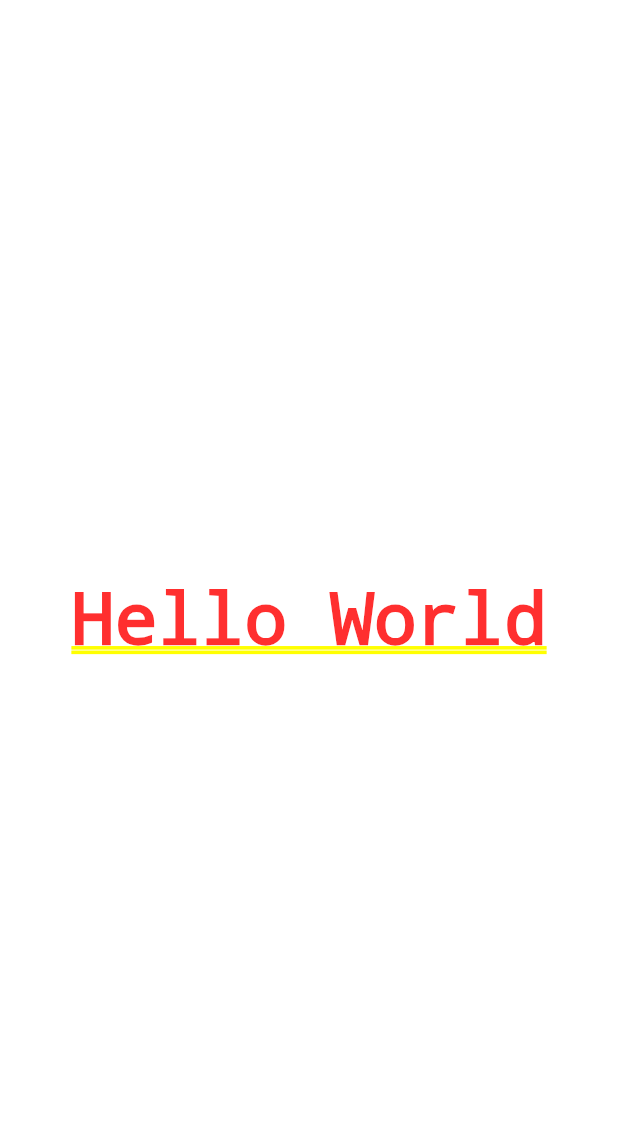
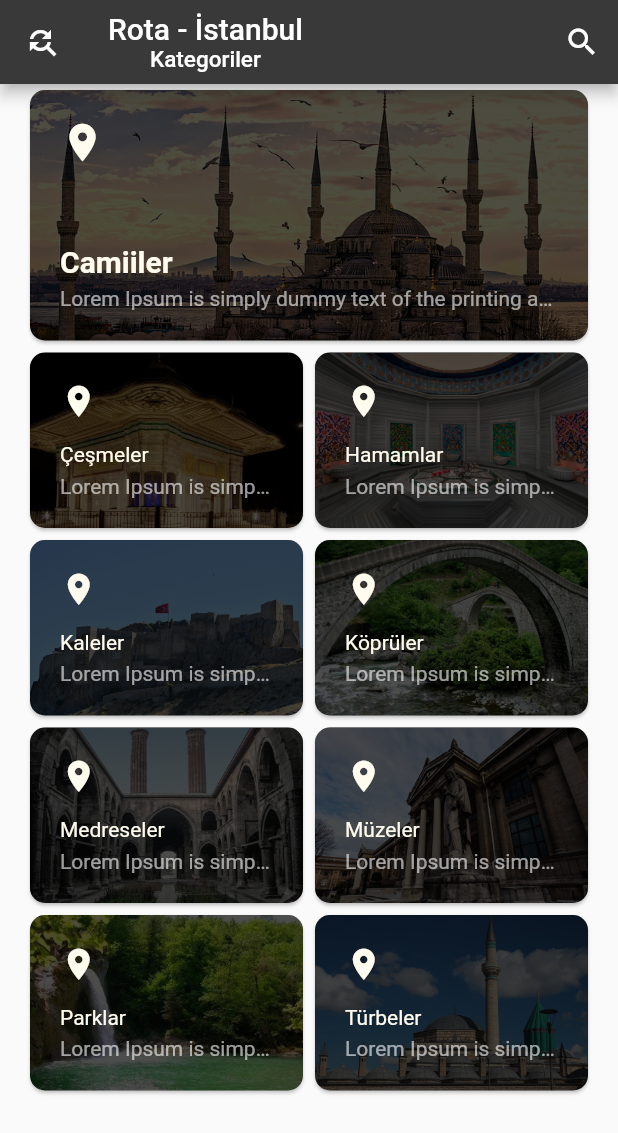
Before and after one commit to MehmetNurKavan/Tarih-stanbul, a Flutter app: the screen it shows after launch, on a phone screen of 412 x 824 dp. Shown: the top 1133 px of the screen. Run offline on Flutter 3.47's test engine with Material 2 defaults, Android fonts, the phone set to English and light mode, and no system bars.

Commit message:
initial commit

```diff
--- /dev/null
+++ b/lib/constants/colors.dart
@@ -0,0 +1,8 @@
+import 'package:flutter/material.dart';
+
+class RouteColors {
+  static const Color light = Color.fromRGBO(255, 252, 239, 1);
+  static const Color green = Color.fromRGBO(210, 235, 205, 1);
+  static const Color red = Color.fromRGBO(255, 127, 91, 1);
+  static const Color dark = Color.fromRGBO(57, 57, 57, 1);
+}
--- /dev/null
+++ b/lib/data/category.dart
@@ -0,0 +1,7 @@
+class Category {
+  Category(this.id, this.name, this.image, this.description);
+  late int id;
+  late String name;
+  late String image;
+  late String description;
+}
--- /dev/null
+++ b/lib/factory/CategoryModelFactory.dart
@@ -0,0 +1,31 @@
+import '../data/category.dart';
+import '../model/CategoryModel.dart';
+
+class CategoryModelFactory {
+  static CategoryModel prepareCategoryModel() {
+    var model = new CategoryModel();
+
+    model.CityName = "İstanbul";
+
+    model.categories.add(Category(1, "Camiiler", "camii",
+        "Lorem Ipsum is simply dummy text of the printing and typesetting industry. Lorem Ipsum has been the industry's standard dummy text ever since the 1500s, when an unknown printer took a galley of type and scrambled it to make a type specimen book."));
+    model.categories.add(Category(2, "Çeşmeler", "cesme",
+        "Lorem Ipsum is simply dummy text of the printing and typesetting industry. Lorem Ipsum has been the industry's standard dummy text ever since the 1500s, when an unknown printer took a galley of type and scrambled it to make a type specimen book."));
+    model.categories.add(Category(3, "Hamamlar", "hamam",
+        "Lorem Ipsum is simply dummy text of the printing and typesetting industry. Lorem Ipsum has been the industry's standard dummy text ever since the 1500s, when an unknown printer took a galley of type and scrambled it to make a type specimen book."));
+    model.categories.add(Category(4, "Kaleler", "kale",
+        "Lorem Ipsum is simply dummy text of the printing and typesetting industry. Lorem Ipsum has been the industry's standard dummy text ever since the 1500s, when an unknown printer took a galley of type and scrambled it to make a type specimen book."));
+    model.categories.add(Category(5, "Köprüler", "kopru",
+        "Lorem Ipsum is simply dummy text of the printing and typesetting industry. Lorem Ipsum has been the industry's standard dummy text ever since the 1500s, when an unknown printer took a galley of type and scrambled it to make a type specimen book."));
+    model.categories.add(Category(6, "Medreseler", "medrese",
+        "Lorem Ipsum is simply dummy text of the printing and typesetting industry. Lorem Ipsum has been the industry's standard dummy text ever since the 1500s, when an unknown printer took a galley of type and scrambled it to make a type specimen book."));
+    model.categories.add(Category(7, "Müzeler", "muze",
+        "Lorem Ipsum is simply dummy text of the printing and typesetting industry. Lorem Ipsum has been the industry's standard dummy text ever since the 1500s, when an unknown printer took a galley of type and scrambled it to make a type specimen book."));
+    model.categories.add(Category(8, "Parklar", "park",
+        "Lorem Ipsum is simply dummy text of the printing and typesetting industry. Lorem Ipsum has been the industry's standard dummy text ever since the 1500s, when an unknown printer took a galley of type and scrambled it to make a type specimen book."));
+    model.categories.add(Category(9, "Türbeler", "turbe",
+        "Lorem Ipsum is simply dummy text of the printing and typesetting industry. Lorem Ipsum has been the industry's standard dummy text ever since the 1500s, when an unknown printer took a galley of type and scrambled it to make a type specimen book."));
+
+    return model;
+  }
+}
--- a/lib/main.dart
+++ b/lib/main.dart
@@ -1,4 +1,5 @@
 import 'package:flutter/material.dart';
+import 'package:flutter_development/view/categories/categories.dart';
 
 void main() {
   runApp(const MyApp());
@@ -12,10 +13,8 @@ class MyApp extends StatelessWidget {
   Widget build(BuildContext context) {
     return MaterialApp(
       title: 'Flutter Demo',
-      theme: ThemeData.dark(),
-      home: const Center(
-        child: Text('Hello World'),
-      ),
+      theme: ThemeData(),
+      home: Categories(),
     );
   }
 }
--- /dev/null
+++ b/lib/model/CategoryModel.dart
@@ -0,0 +1,6 @@
+import 'package:flutter_development/data/category.dart';
+
+class CategoryModel {
+  late String CityName = "";
+  late List<Category> categories = [];
+}
--- /dev/null
+++ b/lib/view/categories/categories.dart
@@ -0,0 +1,80 @@
+import 'package:flutter/material.dart';
+import 'package:flutter_development/view/shared/components/cards.dart';
+
+import '../../constants/colors.dart';
+import '../../data/category.dart';
+import '../../factory/CategoryModelFactory.dart';
+
+class Categories extends StatefulWidget {
+  const Categories({Key? key}) : super(key: key);
+
+  @override
+  State<Categories> createState() => _CategoriesState();
+}
+
+class _CategoriesState extends State<Categories> {
+  var model = CategoryModelFactory.prepareCategoryModel();
+
+  @override
+  Widget build(BuildContext context) {
+    return Scaffold(
+      appBar: AppBar(
+        leading: IconButton(
+          icon: Icon(Icons.find_replace_outlined),
+          onPressed: () {},
+        ),
+        actions: [
+          IconButton(
+            icon: Icon(Icons.search),
+            onPressed: () {},
+          ),
+        ],
+        backgroundColor: RouteColors.dark,
+        title: Column(
+          children: [
+            Text('Rota - ' + model.CityName),
+            Text(
+              "Kategoriler",
+              style: TextStyle(fontSize: 15),
+            ),
+          ],
+        ),
+      ),
+      body: Container(
+        child: ListView(physics: ClampingScrollPhysics(), children: <Widget>[
+          Container(
+            child: Column(
+              children: createCategoryList(model.categories),
+            ),
+          ),
+        ]), //ListView
+      ), //Container
+    );
+  }
+}
+
+List<Widget> createCategoryList(List<Category> items) {
+  List<Widget> list = [];
+
+  for (var i = 0; i < items.length; i++) {
+    var remainingItems = items.length - i;
+    var item = items[i];
+    var nextItem = items[i + 1];
+    if (i == 0) {
+      list.add(CardLg(
+        category: item,
+      ));
+    } else {
+      if (remainingItems == 1) {
+        list.add(CardLg(
+          category: item,
+        ));
+      } else {
+        list.add(CardSm(first_category: item, second_category: nextItem));
+        ++i;
+      }
+    }
+  }
+
+  return list;
+}
--- /dev/null
+++ b/lib/view/shared/components/cards.dart
@@ -0,0 +1,190 @@
+import 'package:flutter/material.dart';
+import 'package:flutter_development/constants/colors.dart';
+import 'package:flutter_development/data/category.dart';
+
+Widget _cardSm(String title, String spots, icon, String img) {
+  return GestureDetector(
+    onLongPress: () => CardLongPress,
+    child: Card(
+      shape: RoundedRectangleBorder(borderRadius: BorderRadius.circular(10)),
+      child: Container(
+        decoration: BoxDecoration(
+            color: Colors.black,
+            borderRadius: BorderRadius.circular(10.0),
+            image: DecorationImage(
+              image: AssetImage('assets/images/$img.jpg'),
+              colorFilter: ColorFilter.mode(
+                  Colors.black.withOpacity(0.3), BlendMode.dstATop),
+              fit: BoxFit.cover,
+            )),
+        child: Padding(
+          padding: const EdgeInsets.all(20.0),
+          child: Column(
+            crossAxisAlignment: CrossAxisAlignment.start,
+            mainAxisAlignment: MainAxisAlignment.spaceBetween,
+            children: [
+              Icon(
+                icon,
+                size: 25,
+                color: RouteColors.light,
+              ),
+              Column(
+                crossAxisAlignment: CrossAxisAlignment.start,
+                children: [
+                  Text(
+                    title,
+                    style: TextStyle(color: RouteColors.light),
+                  ),
+                  SizedBox(
+                    height: 5,
+                  ),
+                  Text(spots,
+                      overflow: TextOverflow.ellipsis,
+                      style: TextStyle(color: Colors.white.withOpacity(0.6)))
+                ],
+              ),
+            ],
+          ),
+        ),
+      ),
+    ),
+  );
+}
+
+Widget _cardLg(String title, String spots, icon, String img) {
+  return GestureDetector(
+    onLongPress: () => CardLongPress,
+    child: Card(
+      shape: RoundedRectangleBorder(borderRadius: BorderRadius.circular(10)),
+      child: Container(
+        decoration: BoxDecoration(
+            color: Colors.black,
+            borderRadius: BorderRadius.circular(10.0),
+            image: DecorationImage(
+              image: AssetImage('assets/images/$img.jpg'),
+              colorFilter: ColorFilter.mode(
+                  Colors.black.withOpacity(0.3), BlendMode.dstATop),
+              fit: BoxFit.cover,
+            )),
+        child: Padding(
+          padding: const EdgeInsets.all(20.0),
+          child: Column(
+            crossAxisAlignment: CrossAxisAlignment.start,
+            mainAxisAlignment: MainAxisAlignment.spaceBetween,
+            children: [
+              Icon(
+                icon,
+                size: 30,
+                color: RouteColors.light,
+              ),
+              Column(
+                crossAxisAlignment: CrossAxisAlignment.start,
+                children: [
+                  Text(
+                    title,
+                    style: TextStyle(
+                        color: RouteColors.light,
+                        fontSize: 20,
+                        fontWeight: FontWeight.bold),
+                  ),
+                  SizedBox(
+                    height: 5,
+                  ),
+                  Text(spots,
+                      overflow: TextOverflow.ellipsis,
+                      style: TextStyle(color: Colors.white.withOpacity(0.6)))
+                ],
+              ),
+            ],
+          ),
+        ),
+      ),
+    ),
+  );
+}
+
+class CardLg extends StatefulWidget {
+  late Category category;
+  CardLg({
+    Key? key,
+    required this.category,
+  }) : super(key: key);
+
+  @override
+  State<CardLg> createState() => _CardLgState();
+}
+
+class _CardLgState extends State<CardLg> {
+  @override
+  Widget build(BuildContext context) {
+    return Row(
+      mainAxisAlignment: MainAxisAlignment.center,
+      children: <Widget>[
+        Container(
+            height: 175.0,
+            width: MediaQuery.of(context).size.width,
+            child: Padding(
+              padding: const EdgeInsets.only(left: 16, right: 16),
+              child: InkWell(
+                onTap: () {},
+                child: _cardLg(
+                    widget.category.name,
+                    widget.category.description,
+                    Icons.location_on,
+                    widget.category.image),
+              ),
+            )),
+      ],
+    );
+  }
+}
+
+class CardSm extends StatefulWidget {
+  late Category first_category;
+  late Category second_category;
+
+  CardSm({
+    Key? key,
+    required this.first_category,
+    required this.second_category,
+  }) : super(key: key);
+
+  @override
+  State<CardSm> createState() => _CardSmState();
+}
+
+class _CardSmState extends State<CardSm> {
+  @override
+  Widget build(BuildContext context) {
+    return Row(mainAxisAlignment: MainAxisAlignment.center, children: <Widget>[
+      Column(children: <Widget>[
+        Container(
+            height: 125.0,
+            width: MediaQuery.of(context).size.width * .5,
+            child: Padding(
+              padding: const EdgeInsets.only(left: 16),
+              child: _cardSm(
+                  widget.first_category.name,
+                  widget.first_category.description,
+                  Icons.location_on,
+                  widget.first_category.image),
+            )),
+      ]),
+      Column(children: <Widget>[
+        Container(
+            height: 125.0,
+            width: MediaQuery.of(context).size.width * .5,
+            child: Padding(
+              padding: const EdgeInsets.only(right: 16),
+              child: _cardSm(
+                  widget.second_category.name,
+                  widget.second_category.description,
+                  Icons.location_on,
+                  widget.second_category.image),
+            )),
+      ])
+    ]);
+  }
+}
+
+void CardLongPress() {}
--- /dev/null
+++ b/lib/view/shared/routeAppBar.dart
@@ -0,0 +1,22 @@
+import 'package:flutter/material.dart';
+
+import '../../model/CategoryModel.dart';
+
+class routeAppBar extends StatelessWidget implements PreferredSizeWidget {
+  const routeAppBar({
+    Key? key,
+    required this.model,
+  }) : super(key: key);
+
+  final CategoryModel model;
+
+  @override
+  Widget build(BuildContext context) {
+    return AppBar(
+      title: Text('Rota - ' + model.CityName),
+    );
+  }
+
+  @override
+  Size get preferredSize => throw UnimplementedError();
+}
--- a/pubspec.yaml
+++ b/pubspec.yaml
@@ -58,9 +58,8 @@ flutter:
   uses-material-design: true
 
   # To add assets to your application, add an assets section, like this:
-  # assets:
-  #   - images/a_dot_burr.jpeg
-  #   - images/a_dot_ham.jpeg
+  assets:
+    - assets/images/
 
   # An image asset can refer to one or more resolution-specific "variants", see
   # https://flutter.dev/assets-and-images/#resolution-aware.
```
Also changed, not shown: analysis_options.yaml (+0 -20 lines), assets/images/camii.jpg (added), assets/images/cesme.jpg (added), assets/images/hamam.jpg (added), assets/images/kale.jpg (added), assets/images/kopru.jpg (added), assets/images/medrese.jpg (added), assets/images/muze.jpg (added), assets/images/park.jpg (added), assets/images/turbe.jpg (added).
